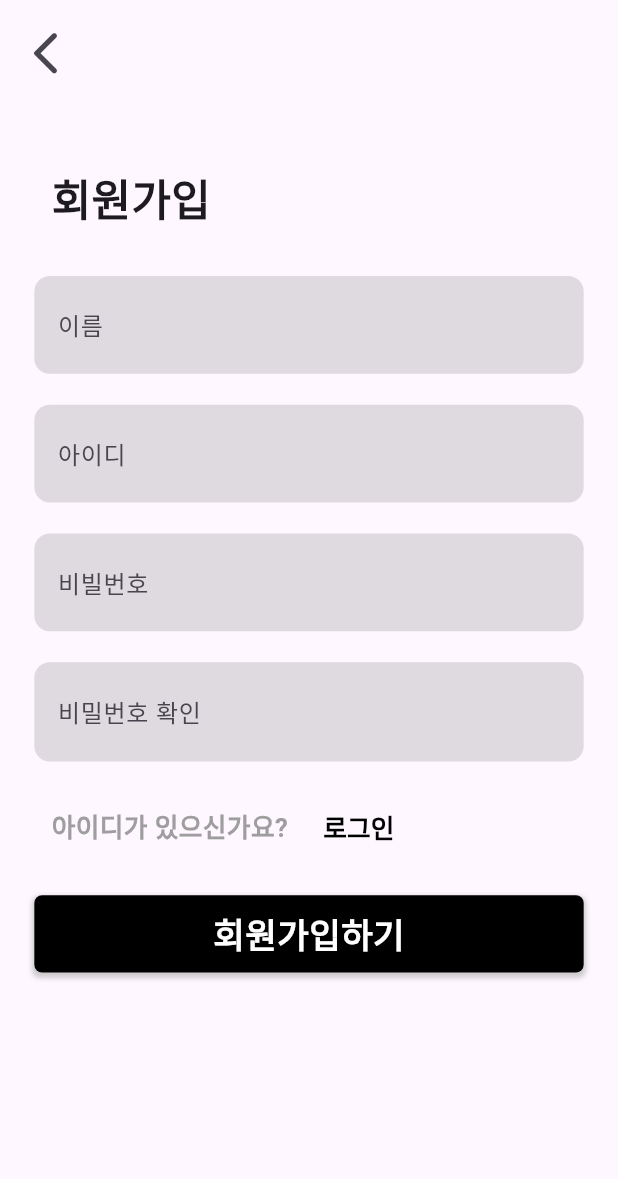
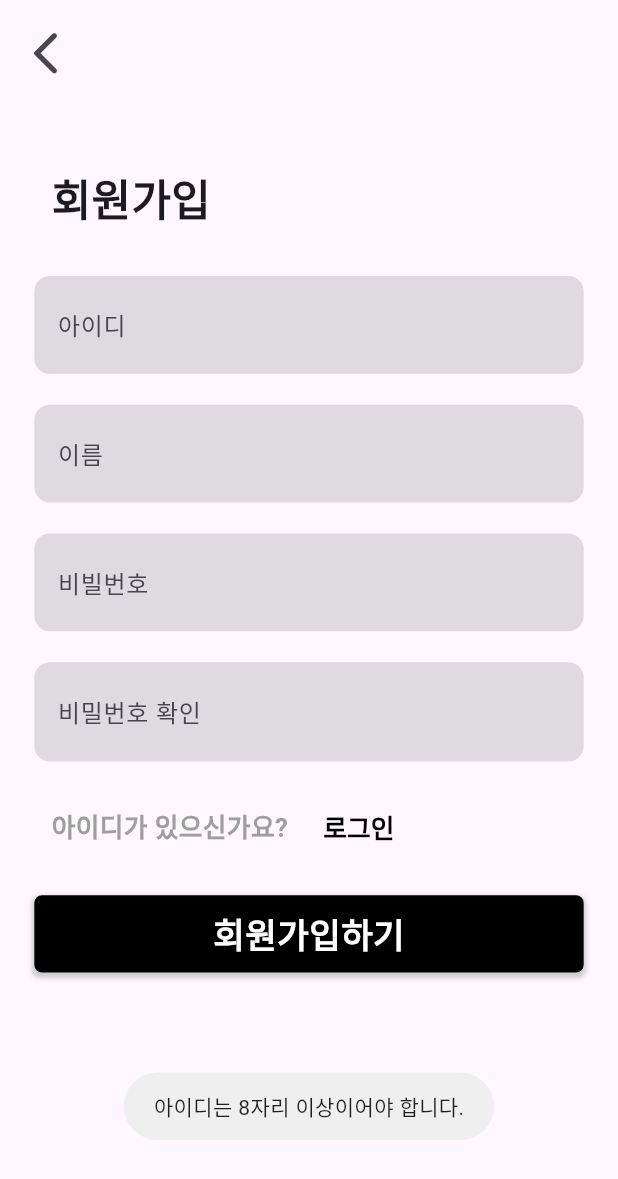
Before and after one commit to JioBani/BoogieMusicApp, a Flutter app: the RegistrationPage screen opened directly, after a tap on "회원가입하기", on a phone screen of 412 x 824 dp. Shown: the top 1179 px of the screen. Run offline on Flutter 3.47's test engine with Material 3 defaults, Android fonts, the phone set to English and light mode, and no system bars; our stand-ins replace audio_video_progress_bar, flutter_screenutil, flutter_svg, fluttertoast, get, glass and 3 more; missing offline and left inert: widget_mask; network calls fail.

Commit message:
회원가입 구현

```diff
--- /dev/null
+++ b/lib/Model/User/CreateUserDto.dart
@@ -0,0 +1,60 @@
+import 'package:database_project/Common/StaticLogger.dart';
+
+class CreateUserDto{
+    String id;
+    String name;
+    String password;
+
+    CreateUserDto({required this.id, required this.name, required this.password});
+
+    Map<String , dynamic> toMap(){
+      return {
+        "user_id" : id,
+        "user_name" : name,
+        "user_pw" : password,
+      };
+    }
+
+    (bool , String) checkValidate(){
+      if(id.length < 8){
+        StaticLogger.logger.i(id.length);
+        return (false , "아이디는 8자리 이상이어야 합니다.");
+      }
+
+      if(!_isValidUserId(id)){
+        return (false , "아이디에는 대소문자 영문과 숫자만 사용 할 수 있습니다.");
+      }
+
+      if(name.length < 2){
+        return (false , "이름은 2자리 이상이어야 합니다.");
+      }
+
+      if(!_isValidName(id)){
+        return (false , "이름에는 대소문자 영문 , 한글과 - 만 사용 할 수 있습니다.");
+      }
+
+      if(password.length < 8){
+        return (false , "비밀번호는 8자리 이상이어야 합니다.");
+      }
+
+      if(!_isValidPassword(password)){
+        return (false , "비밀번호는 대소문자 영문, 숫자, 특수문자 !@#\$%~_- 만 사용 할 수 있습니다.");
+      }
+
+      return (true , "");
+    }
+
+    bool _isValidUserId(String username) {
+      return RegExp(r'^[a-zA-Z0-9]+$').hasMatch(username);
+    }
+
+    bool _isValidPassword(String password) {
+      return RegExp(r'^[a-zA-Z0-9!@#\$%]+$').hasMatch(password);
+    }
+
+    bool _isValidName(String name) {
+      return RegExp(r'^[a-zA-Z\uAC00-\uD7AF\s\-]+$').hasMatch(name);
+    }
+
+
+}
--- /dev/null
+++ b/lib/View/Common/StyledInputFieldWidget.dart
@@ -0,0 +1,42 @@
+
+import 'package:flutter/material.dart';
+import 'package:flutter/widgets.dart';
+import 'package:flutter_screenutil/flutter_screenutil.dart';
+
+class StyledInputFieldWidget extends StatelessWidget {
+  const StyledInputFieldWidget({
+    super.key,
+    required this.content,
+    required this.controller,
+    this.isPassword = false
+  });
+
+  final String content;
+  final TextEditingController controller;
+  final bool isPassword;
+
+  @override
+  Widget build(BuildContext context) {
+    return Column(
+      children: [
+        Padding(
+          padding: EdgeInsets.fromLTRB(20.w, 0, 20.w, 0),
+          child: TextField(
+            controller: controller,
+            obscureText: isPassword,
+            decoration: InputDecoration(
+                filled: true,
+                fillColor:  Colors.black12,
+                hintText: content,
+                contentPadding: EdgeInsets.symmetric(vertical: 20.h , horizontal: 10.w),
+                border: OutlineInputBorder(
+                  borderRadius: BorderRadius.circular(10.r),
+                  borderSide: BorderSide.none, // border 없애기
+                )
+            ),
+          ),
+        ),
+      ],
+    );
+  }
+}
--- a/lib/View/LoginPage/LoginPage.dart
+++ b/lib/View/LoginPage/LoginPage.dart
@@ -2,6 +2,7 @@ import 'package:database_project/Common/DubleTapExitWidget.dart';
 import 'package:database_project/Common/LoadingDialog.dart';
 import 'package:database_project/Service/LoginService.dart';
 import 'package:database_project/Style/ShadowPalette.dart';
+import 'package:database_project/View/Common/StyledInputFieldWidget.dart';
 import 'package:flutter/material.dart';
 import 'package:flutter_screenutil/flutter_screenutil.dart';
 import 'package:fluttertoast/fluttertoast.dart';
@@ -64,9 +65,9 @@ class LoginPage extends StatelessWidget {
               ),
             ),
             SizedBox(height: 30.h,),
-            CustomInputFieldWidget(content: "아이디", controller: idController,),
+            StyledInputFieldWidget(content: "아이디", controller: idController,),
             SizedBox(height: 20.h,),
-            CustomInputFieldWidget(content: "비밀번호", controller: passwordController, isPassword: true,),
+            StyledInputFieldWidget(content: "비밀번호", controller: passwordController, isPassword: true,),
             SizedBox(height: 20.h,),
             Padding(
               padding:EdgeInsets.only(left: 20.w , right: 20.w),
@@ -144,41 +145,3 @@ class LoginPage extends StatelessWidget {
     );
   }
 }
-
-class CustomInputFieldWidget extends StatelessWidget {
-  const CustomInputFieldWidget({
-    super.key,
-    required this.content,
-    required this.controller,
-    this.isPassword = false
-  });
-
-  final String content;
-  final TextEditingController controller;
-  final bool isPassword;
-
-  @override
-  Widget build(BuildContext context) {
-    return Column(
-      children: [
-        Padding(
-          padding: EdgeInsets.fromLTRB(20.w, 0, 20.w, 0),
-          child: TextField(
-            controller: controller,
-            obscureText: isPassword,
-            decoration: InputDecoration(
-                filled: true,
-                fillColor:  Colors.black12,
-                hintText: content,
-                contentPadding: EdgeInsets.symmetric(vertical: 20.h , horizontal: 10.w),
-                border: OutlineInputBorder(
-                  borderRadius: BorderRadius.circular(10.r),
-                  borderSide: BorderSide.none, // border 없애기
-                )
-            ),
-          ),
-        ),
-      ],
-    );
-  }
-}
--- a/lib/View/MyPage/LoginWidget.dart
+++ b/lib/View/MyPage/LoginWidget.dart
@@ -59,7 +59,7 @@ class LoginWidget extends StatelessWidget {
             const Expanded(child: SizedBox()),
             TextButton(
                 onPressed: (){
-                  Get.to(const RegistrationPage());
+                  Get.to(RegistrationPage());
                 },
                 child: Text(
                   "회원가입하기",
--- a/lib/View/RegistrationPage/RegistrationPage.dart
+++ b/lib/View/RegistrationPage/RegistrationPage.dart
@@ -1,13 +1,72 @@
-import 'package:database_project/Common/DubleTapExitWidget.dart';
+import 'package:database_project/Common/LoadingDialog.dart';
+import 'package:database_project/Common/StaticLogger.dart';
+import 'package:database_project/Model/User.dart';
+import 'package:database_project/Model/User/CreateUserDto.dart';
+import 'package:database_project/Service/LoginService.dart';
 import 'package:database_project/Style/ShadowPalette.dart';
+import 'package:database_project/View/Common/StyledInputFieldWidget.dart';
 import 'package:flutter/material.dart';
 import 'package:flutter_screenutil/flutter_screenutil.dart';
+import 'package:fluttertoast/fluttertoast.dart';
 import 'package:get/get.dart';
 import 'package:get/get_core/src/get_main.dart';
 
 class RegistrationPage extends StatelessWidget {
-  const RegistrationPage({super.key});
+  RegistrationPage({super.key});
 
+  final TextEditingController nameController = TextEditingController();
+  final TextEditingController idController = TextEditingController();
+  final TextEditingController passwordController = TextEditingController();
+  final TextEditingController passwordReController = TextEditingController();
+
+
+  Future<bool?> buildSuccessDialog(BuildContext context, String msg) {
+    return showDialog(
+      context: context,
+      barrierDismissible: true,
+      builder: (BuildContext context) {
+        return Theme(
+          data: Theme.of(context).copyWith(dialogBackgroundColor: Colors.white),
+          child: AlertDialog(
+            backgroundColor: Colors.white,
+            shape: RoundedRectangleBorder(
+              borderRadius: BorderRadius.circular(8.0),
+            ),
+            title: Center(
+              child: Text(
+                msg,
+                style: TextStyle(
+                    color: Colors.black,
+                    fontSize: 18.sp
+                ),
+              ),
+            ),
+            actionsPadding: EdgeInsets.fromLTRB(0, 0, 0, 20),
+            actions: <Widget>[
+              ElevatedButton(
+                onPressed: () {
+                  Navigator.of(context).pop(true);
+                },
+                style: ElevatedButton.styleFrom(
+                    shape: RoundedRectangleBorder(
+                      borderRadius: BorderRadius.circular(5),
+                    ),
+                    backgroundColor: Colors.black
+                ),
+                child: Text(
+                  "확인",
+                  style: TextStyle(color: Colors.white),
+                ),
+              ),
+            ],
+            actionsAlignment: MainAxisAlignment.center,
+          ),
+        );
+      },
+    );
+  }
+
+  @override
   Widget build(BuildContext context) {
     return Scaffold(
       body: SafeArea(
@@ -43,13 +102,13 @@ class RegistrationPage extends StatelessWidget {
               ),
             ),
             SizedBox(height: 30.h,),
-            CustomInputFieldWidget(content: "이름",),
+            StyledInputFieldWidget(content: "아이디",controller: idController,),
             SizedBox(height: 20.h,),
-            CustomInputFieldWidget(content: "아이디",),
+            StyledInputFieldWidget(content: "이름",controller:nameController ,),
             SizedBox(height: 20.h,),
-            CustomInputFieldWidget(content: "비빌번호",),
+            StyledInputFieldWidget(content: "비빌번호",controller: passwordController,isPassword: true,),
             SizedBox(height: 20.h,),
-            CustomInputFieldWidget(content: "비밀번호 확인",),
+            StyledInputFieldWidget(content: "비밀번호 확인",controller: passwordReController, isPassword: true,),
             SizedBox(height: 20.h,),
             Padding(
               padding: EdgeInsets.fromLTRB(30.w, 0 , 0, 0),
@@ -82,8 +141,50 @@ class RegistrationPage extends StatelessWidget {
             Padding(
               padding:EdgeInsets.only(left: 20.w , right: 20.w),
               child: InkWell(
-                onTap: (){
+                onTap: () async {
+                  User user = User(
+                      id: idController.text,
+                      name: nameController.text,
+                      role: ""
+                  );
 
+                  CreateUserDto createUserDto = CreateUserDto(
+                      id: idController.text,
+                      name: nameController.text,
+                      password: passwordController.text
+                  );
+
+
+                  var (result , msg) = createUserDto.checkValidate();
+
+                  if(!result){
+                    Fluttertoast.showToast(msg: msg);
+                    return;
+                  }
+
+                  if(passwordController.text != passwordReController.text){
+                    Fluttertoast.showToast(msg: "비밀번호 확인이 다릅니다.");
+                    StaticLogger.logger.i("${passwordController.text} ,  ${passwordReController.text}");
+                    return;
+                  }
+
+                  final (signInRes , isClosed) = await LoadingDialog.showLoadingDialogWithFuture(
+                      context,
+                      LoginService.instance.signIn(createUserDto)
+                  );
+
+                  if(!signInRes.isSuccess){
+                    buildSuccessDialog(context, "${signInRes.exception}");
+                  }
+                  else{
+                    buildSuccessDialog(context, "회원가입에 성공했습니다.").then(
+                        (value) => {
+                          if(context.mounted){
+                            Navigator.of(context).pop()
+                          }
+                        }
+                    );
+                  }
                 },
                 child: Container(
                   width: double.infinity,
@@ -114,87 +215,3 @@ class RegistrationPage extends StatelessWidget {
     );
   }
 }
-
-class CustomInputFieldWidget extends StatelessWidget {
-  const CustomInputFieldWidget({super.key, required this.content});
-
-  final String content;
-
-  @override
-  Widget build(BuildContext context) {
-    return Column(
-      children: [
-        Padding(
-          padding: EdgeInsets.fromLTRB(20.w, 0, 20.w, 0),
-          child: TextField(
-            decoration: InputDecoration(
-                filled: true,
-                fillColor:  Colors.black12,
-                hintText: content,
-                contentPadding: EdgeInsets.symmetric(vertical: 20.h , horizontal: 10.w),
-                border: OutlineInputBorder(
-                  borderRadius: BorderRadius.circular(10.r),
-                  borderSide: BorderSide.none, // border 없애기
-                )
-            ),
-          ),
-        ),
-      ],
-    );
-  }
-}
-
-class GenderSelectWidget extends StatefulWidget {
-  const GenderSelectWidget({super.key});
-
-  @override
-  State<GenderSelectWidget> createState() => _GenderSelectWidgetState();
-}
-
-class _GenderSelectWidgetState extends State<GenderSelectWidget> {
-  String? selectedGender;
-
-
-  @override
-  Widget build(BuildContext context) {
-    return Row(
-      mainAxisAlignment: MainAxisAlignment.center,
-      mainAxisSize: MainAxisSize.min,
-      children: [
-        Padding(
-          padding: EdgeInsets.only(left: 20.w),
-          child: Text(
-            "성별" ,
-            style: TextStyle(
-                fontWeight: FontWeight.w700,
-                fontSize: 20.sp
-            ),
-          ),
-        ),
-        genderRadioListTile('남자'),
-        genderRadioListTile('여자'),
-        genderRadioListTile('기타'),
-      ],
-    );
-  }
-
-  Widget genderRadioListTile(String value) {
-    return Expanded(
-      child: RadioListTile<String>(
-        title: Text(
-            value,
-          style: TextStyle(
-            fontSize: 12.sp
-          ),
-        ),
-        value: value,
-        groupValue: selectedGender,
-        onChanged: (String? newValue) {
-          setState(() {
-            selectedGender = newValue;
-          });
-        },
-      ),
-    );
-  }
-}
```
Also changed, not shown: lib/Service/LoginService.dart (+18 -0 lines).
